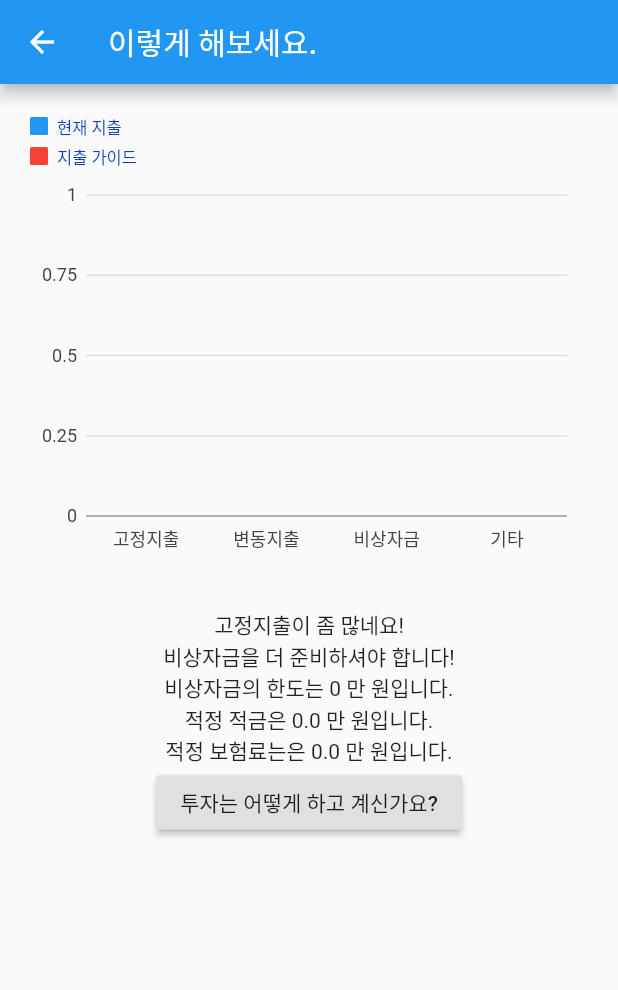
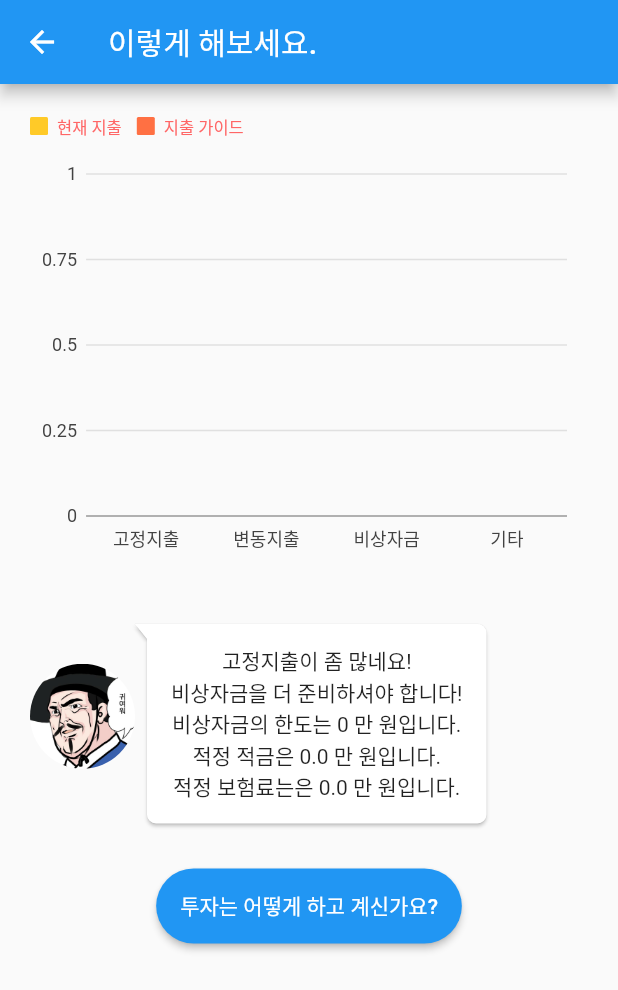
Before and after one commit to roseline124/cashflow-20, a Flutter app: the CashFlowGuide screen opened directly with empty values, on a phone screen of 412 x 824 dp. Shown: the top 990 px of the screen. Run offline on Flutter 3.47's test engine with Material 2 defaults, Android fonts, the phone set to English and light mode, and no system bars; drawn by our look-alikes of bubble; our stand-ins replace charts_flutter, splashscreen.

Commit message:
Design cashflow chart screen

```diff
--- a/lib/Screens/CashFlowScreen/CashflowGuide.dart
+++ b/lib/Screens/CashFlowScreen/CashflowGuide.dart
@@ -3,6 +3,8 @@ import 'package:charts_flutter/flutter.dart' as charts;
 
 import 'package:cashflow20/Widgets/GuideChart.dart';
 import '../FundMoneyFlowScreen/FundMoneyFlowForm.dart';
+import 'package:cashflow20/Widgets/SubmitButton.dart';
+import 'package:bubble/bubble.dart';
 
 class CashFlowGuide extends StatelessWidget {
   CashFlowGuide(
@@ -48,14 +50,15 @@ class CashFlowGuide extends StatelessWidget {
       return [
         new charts.Series<OrdinalCashflow, String>(
           id: '현재 지출',
-          colorFn: (_, __) => charts.MaterialPalette.blue.shadeDefault,
+          colorFn: (_, __) => charts.ColorUtil.fromDartColor(Colors.amber[400]),
           domainFn: (OrdinalCashflow cashflow, _) => cashflow.category,
           measureFn: (OrdinalCashflow cashflow, _) => cashflow.amounts,
           data: data,
         ),
         new charts.Series<OrdinalCashflow, String>(
           id: '지출 가이드',
-          colorFn: (_, __) => charts.MaterialPalette.red.shadeDefault,
+          colorFn: (_, __) =>
+              charts.ColorUtil.fromDartColor(Colors.deepOrange[400]),
           domainFn: (OrdinalCashflow cashflow, _) => cashflow.category,
           measureFn: (OrdinalCashflow cashflow, _) => cashflow.amounts,
           data: guideData,
@@ -74,7 +77,27 @@ class CashFlowGuide extends StatelessWidget {
               child: Flex(
                   direction: Axis.horizontal,
                   children: [Expanded(child: GuideChart(_createData()))])),
-          fixedCost + variableCost >= guide['fixedCost'] + guide['variableCost']
+          Padding(
+            padding: const EdgeInsets.only(bottom: 30.0),
+            child: Row(
+              children: <Widget>[
+                ClipRRect(
+                  borderRadius: BorderRadius.circular(50.0),
+                  child: Image.asset(
+                    'static/images/consultant.jpeg',
+                    height: 70.0,
+                    width: 70.0,
+                  ),
+                ),
+                Bubble(
+                  margin: BubbleEdges.only(top: 10),
+                  nip: BubbleNip.leftTop,
+                  child: Padding(
+                    padding: const EdgeInsets.all(8.0),
+                    child: Column(
+                      children: <Widget>[
+                        fixedCost + variableCost >=
+                                guide['fixedCost'] + guide['variableCost']
                             ? Text('고정지출이 좀 많네요!')
                             : Text('고정지출을 늘리셔도 괜찮습니다!'),
                         emergencyFund <= guide['emergencyFund']
@@ -83,7 +106,14 @@ class CashFlowGuide extends StatelessWidget {
                         Text('비상자금의 한도는 $maxEmergencyFund 만 원입니다.'),
                         Text('적정 적금은 $savingsAmount 만 원입니다.'),
                         Text('적정 보험료는은 $insuranceAmount 만 원입니다.'),
-          RaisedButton(
+                      ],
+                    ),
+                  ),
+                ),
+              ],
+            ),
+          ),
+          SubmitButton(
               onPressed: () {
                 Navigator.push(
                     context,
@@ -92,7 +122,7 @@ class CashFlowGuide extends StatelessWidget {
                               guideOtherCost: guide['otherCost'],
                             )));
               },
-              child: Text('투자는 어떻게 하고 계신가요?'))
+              label: '투자는 어떻게 하고 계신가요?')
         ]),
       ),
     );
--- a/lib/main.dart
+++ b/lib/main.dart
@@ -39,7 +39,7 @@ class AfterSplash extends StatelessWidget {
     return MaterialApp(
       theme: ThemeData(
         primaryColor: Colors.red[400],
-        accentColor: Colors.redAccent[400],
+        accentColor: Colors.amber[400],
       ),
       title: '20대 통장 분리 가이드',
       home: Scaffold(
--- a/lib/widgets/GuideChart.dart
+++ b/lib/widgets/GuideChart.dart
@@ -17,11 +17,11 @@ class GuideChart extends StatelessWidget {
         new charts.SeriesLegend(
           position: charts.BehaviorPosition.top,
           outsideJustification: charts.OutsideJustification.endDrawArea,
-          horizontalFirst: false,
+          horizontalFirst: true,
           desiredMaxRows: 2,
-          cellPadding: new EdgeInsets.only(right: 4.0, bottom: 4.0),
+          cellPadding: new EdgeInsets.only(right: 10.0, bottom: 10.0),
           entryTextStyle: charts.TextStyleSpec(
-              color: charts.Color(r: 12, g: 63, b: 191), fontSize: 11),
+              color: charts.Color(r: 255, g: 102, b: 102), fontSize: 11),
         )
       ],
     );
--- a/pubspec.yaml
+++ b/pubspec.yaml
@@ -29,6 +29,7 @@ dependencies:
   cupertino_icons: ^0.1.3
   charts_flutter: ^0.9.0
   splashscreen: ^1.2.0
+  bubble: ^1.1.9+1
 
 dev_dependencies:
   flutter_test:
```
Also changed, not shown: pubspec.lock, static/images/consultant.jpeg (added). Lines whose indentation alone changed are shown as unchanged.
